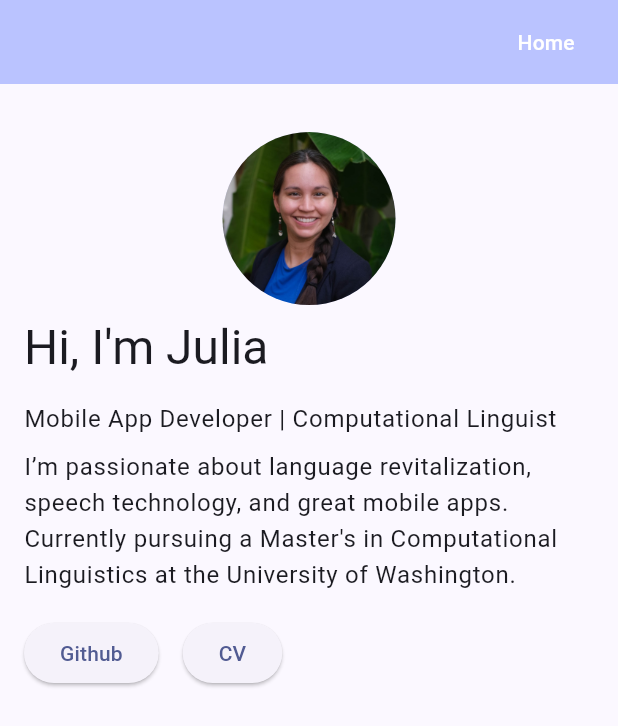
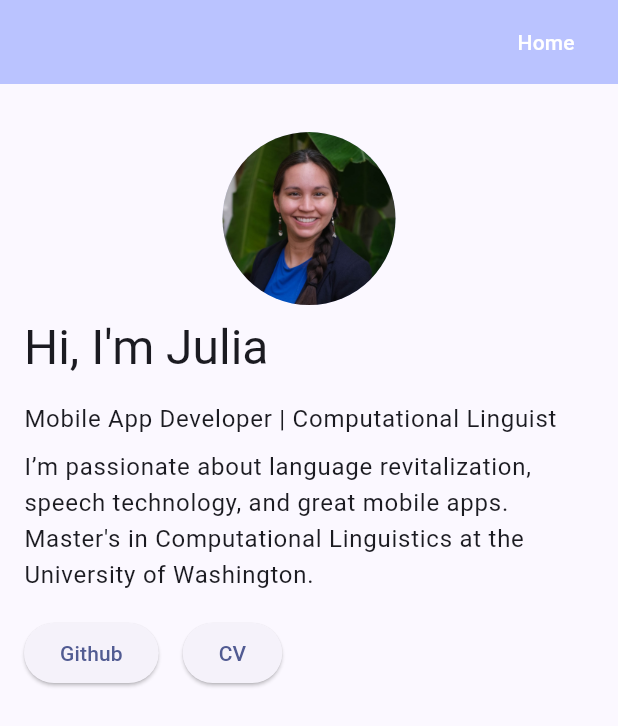
Before and after one commit to jmainzy/portfolio-website, a Flutter app: the screen it shows after launch, on a phone screen of 412 x 824 dp. Shown: the top 726 px of the screen. Run offline on Flutter 3.47's test engine with Material 2 defaults, Android fonts, the phone set to English and light mode, and no system bars.

Commit message:
Update main.dart

```diff
--- a/lib/main.dart
+++ b/lib/main.dart
@@ -108,7 +108,7 @@ class _MyHomePageState extends State<MyHomePage> {
                                       child: Text(
                                         "I’m passionate about language revitalization, speech technology, "
                                         "and great mobile apps.  "
-                                        "Currently pursuing a Master's in Computational Linguistics at "
+                                        "Master's in Computational Linguistics at "
                                         "the University of Washington.",
                                         style: Theme.of(context)
                                             .textTheme
```
